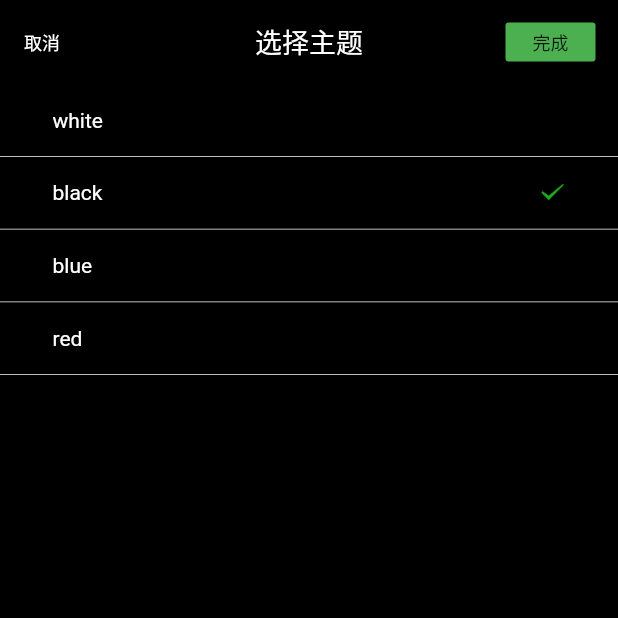
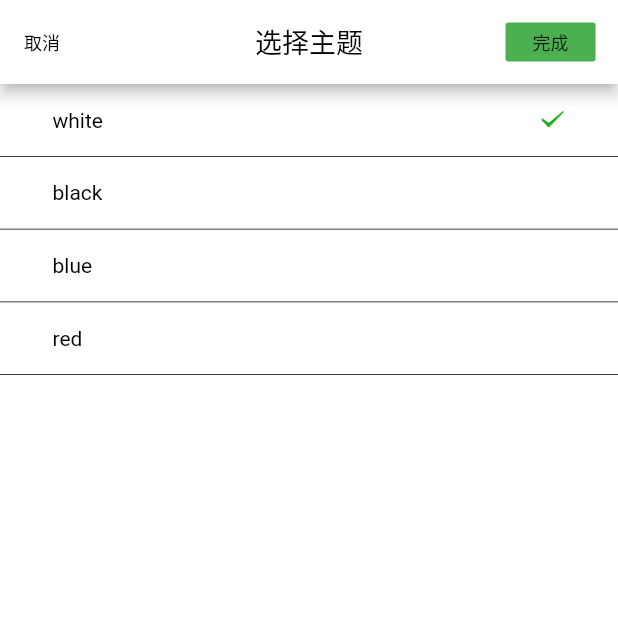
Before and after one commit to dauihi/flutter-test, a Flutter app: the screen it shows after launch, after a tap on the "settings" icon, on a phone screen of 412 x 824 dp, the top half of it. Run offline on Flutter 3.47's test engine with Material 2 defaults, Android fonts, the phone set to English and light mode, and no system bars; missing offline and left inert: dart:ffi.

Commit message:
1、修改传值方式从为provider

```diff
--- a/lib/home_page.dart
+++ b/lib/home_page.dart
@@ -1,10 +1,13 @@
 import 'package:flutter/material.dart';
 import 'package:flutter/cupertino.dart';
+import 'package:provider/provider.dart';
 import 'package:text_flutter/cell_widget.dart';
+import 'package:text_flutter/theme_type_notifier.dart';
 import 'ori_cell_data.dart';
 import 'theme_data.dart';
 import 'cell_widget.dart';
 import 'choose_theme_page.dart';
+import 'theme_data.dart';
 
 class HomePage extends StatefulWidget {
   @override
@@ -12,7 +15,7 @@ class HomePage extends StatefulWidget {
 }
 
 class _HomePageState extends State<HomePage> {
-  TheThemeType curThemeType = TheThemeType.black;
+  TheThemeType curThemeType = TheThemeType.white;
 
   var _data = [];
 
@@ -33,6 +36,8 @@ class _HomePageState extends State<HomePage> {
 
   @override
   Widget build(BuildContext context) {
+    final theThemeType = Provider.of<ThemeTypeNotifier>(context).theThemeType;
+    curThemeType = theThemeType;
     TheThemeData _curThemeData = getThemeData(curThemeType);
     // TODO: implement build
     return Scaffold(
@@ -57,9 +62,9 @@ class _HomePageState extends State<HomePage> {
                     curThemeType: this.curThemeType,
                   );
                 })).then((value) {
-                  this.curThemeType = value;
+                  // this.curThemeType = value;
 
-                  setState(() {});
+                  // setState(() {});
                 });
               },
             )
--- a/lib/main.dart
+++ b/lib/main.dart
@@ -1,8 +1,13 @@
 import 'package:flutter/material.dart';
+import 'package:provider/provider.dart';
+import 'package:text_flutter/theme_type_notifier.dart';
 import 'home_page.dart';
 
 void main() {
-  runApp(MyApp());
+  runApp(ChangeNotifierProvider<ThemeTypeNotifier>.value(
+    value: ThemeTypeNotifier(),
+    child: MyApp(),
+  ));
 }
 
 class MyApp extends StatelessWidget {
--- /dev/null
+++ b/lib/theme_type_notifier.dart
@@ -0,0 +1,18 @@
+import 'package:flutter/material.dart';
+import 'package:provider/provider.dart';
+import 'theme_data.dart';
+import 'theme_data.dart';
+import 'theme_data.dart';
+import 'theme_data.dart';
+import 'theme_data.dart';
+
+class ThemeTypeNotifier with ChangeNotifier {
+  TheThemeType _theThemeType = TheThemeType.white;
+
+  TheThemeType get theThemeType => _theThemeType;
+
+  changeThemeType(TheThemeType theThemeType) {
+    _theThemeType = theThemeType;
+    notifyListeners();
+  }
+}
--- a/pubspec.yaml
+++ b/pubspec.yaml
@@ -24,6 +24,7 @@ dependencies:
   flutter:
     sdk: flutter
   english_words: ^3.1.0
+  provider: ^4.0.0
 
 
   # The following adds the Cupertino Icons font to your application.
```
Also changed, not shown: lib/choose_theme_page.dart (+7 -1 lines), pubspec.lock, 1 other file.
